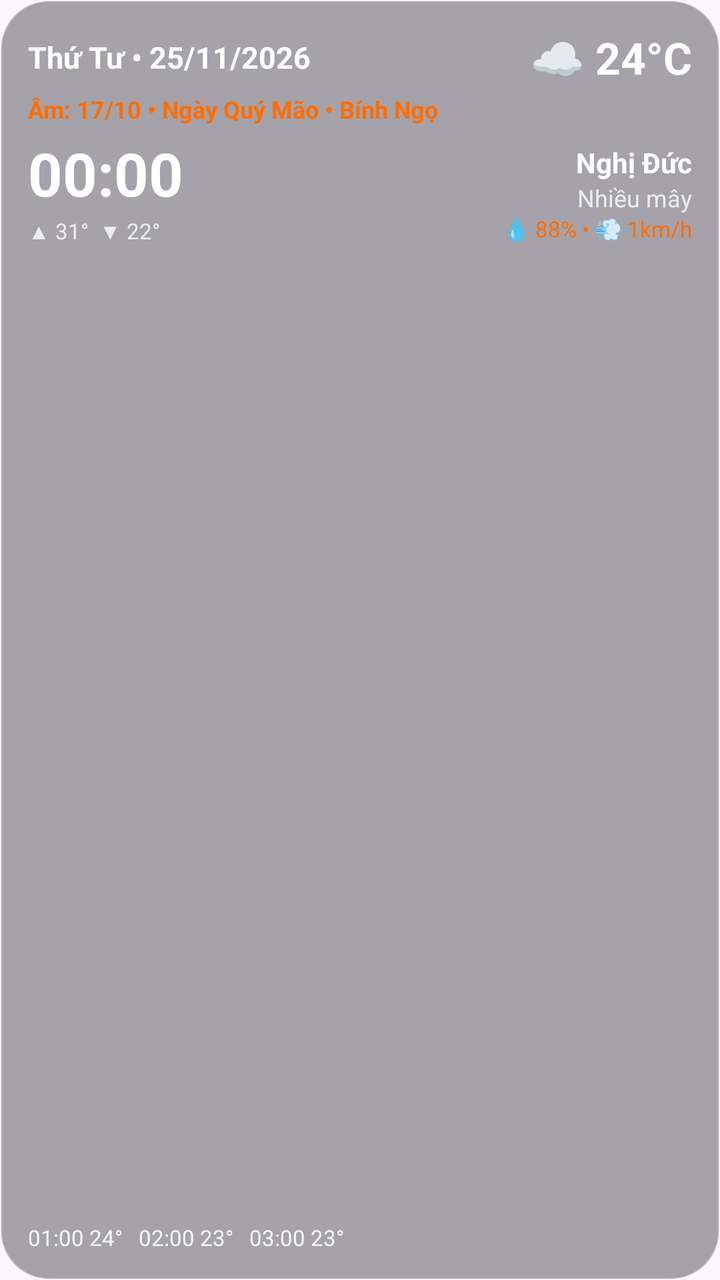
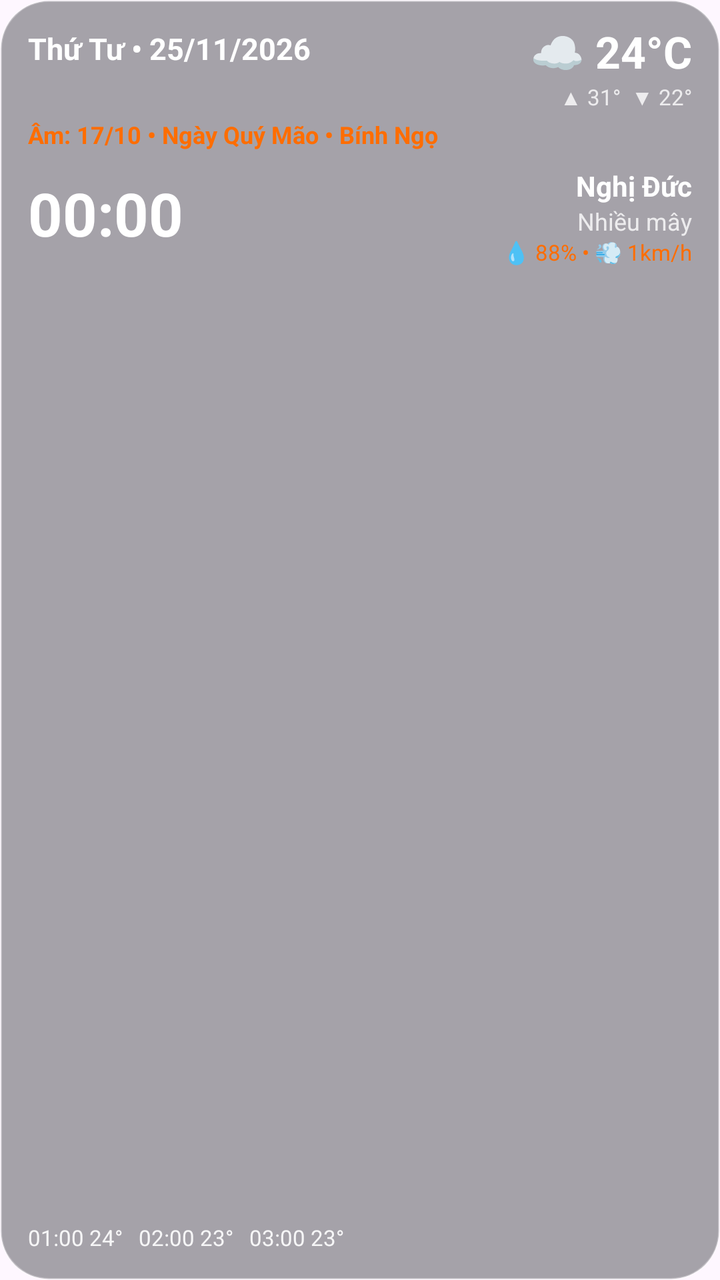

Two renders of the same Android screen: before a commit and after it. Below are the layout's source before the change and the commit's diff.
<!-- AndroidManifest.xml: application theme Theme.Material3.DayNight.NoActionBar -->
<!-- res/layout/widget_4x2.xml -->
<?xml version="1.0" encoding="utf-8"?>
<RelativeLayout xmlns:android="http://schemas.android.com/apk/res/android"
    android:id="@+id/widget_root"
    android:layout_width="match_parent"
    android:layout_height="match_parent"
    android:background="@drawable/bg_widget_glass_dark"
    android:padding="14dp">

    <ImageView
        android:id="@+id/iv_weather_effect"
        android:layout_width="match_parent"
        android:layout_height="match_parent"
        android:contentDescription="@null"
        android:scaleType="centerCrop" />

    <LinearLayout
        android:id="@+id/layout_top_header"
        android:layout_width="match_parent"
        android:layout_height="wrap_content"
        android:layout_alignParentTop="true"
        android:gravity="center_vertical"
        android:orientation="horizontal">

        <TextView
            android:id="@+id/tv_solar_date"
            android:layout_width="0dp"
            android:layout_height="wrap_content"
            android:layout_weight="1"
            android:layout_marginEnd="8dp"
            android:fontFamily="sans-serif"
            android:maxLines="1"
            android:text="Thứ Tư • 25/11/2026"
            android:textColor="#FFFFFF"
            android:textSize="15sp"
            android:textStyle="bold" />

        <TextView
            android:id="@+id/tv_temp"
            android:layout_width="wrap_content"
            android:layout_height="wrap_content"
            android:fontFamily="sans-serif"
            android:maxLines="1"
            android:text="☁ 24°C"
            android:textColor="#FFFFFF"
            android:textSize="22sp"
            android:textStyle="bold" />
    </LinearLayout>

    <TextView
        android:id="@+id/tv_update_time"
        android:layout_width="wrap_content"
        android:layout_height="wrap_content"
        android:visibility="gone" />

    <TextView
        android:id="@+id/tv_lunar_date"
        android:layout_width="match_parent"
        android:layout_height="wrap_content"
        android:layout_below="@id/layout_top_header"
        android:layout_alignParentStart="true"
        android:layout_alignParentEnd="true"
        android:layout_marginTop="3dp"
        android:fontFamily="sans-serif"
        android:maxLines="1"
        android:text="Âm: 17/10 • Ngày Quý Mão • Bính Ngọ"
        android:textColor="#FF6D00"
        android:textSize="12sp"
        android:textStyle="bold" />

    <LinearLayout
        android:id="@+id/layout_middle"
        android:layout_width="match_parent"
        android:layout_height="wrap_content"
        android:layout_below="@id/tv_lunar_date"
        android:layout_marginTop="8dp"
        android:gravity="center_vertical"
        android:orientation="horizontal">

        <LinearLayout
            android:layout_width="0dp"
            android:layout_height="wrap_content"
            android:layout_marginEnd="10dp"
            android:layout_weight="1"
            android:orientation="vertical">

            <TextClock
                android:id="@+id/tc_clock"
                android:layout_width="wrap_content"
                android:layout_height="wrap_content"
                android:fontFamily="sans-serif"
                android:format12Hour="HH:mm"
                android:format24Hour="HH:mm"
                android:includeFontPadding="false"
                android:maxLines="1"
                android:padding="0dp"
                android:textColor="#FFFFFF"
                android:textSize="30sp"
                android:textStyle="bold" />

            <TextView
                android:id="@+id/tv_min_max"
                android:layout_width="wrap_content"
                android:layout_height="wrap_content"
                android:layout_marginTop="2dp"
                android:fontFamily="sans-serif"
                android:maxLines="1"
                android:text="▲ 31°  ▼ 22°"
                android:textColor="#CCFFFFFF"
                android:textSize="11sp" />
        </LinearLayout>

        <LinearLayout
            android:layout_width="wrap_content"
            android:layout_height="wrap_content"
            android:gravity="end"
            android:orientation="vertical">

            <TextView
                android:id="@+id/tv_location"
                android:layout_width="wrap_content"
                android:layout_height="wrap_content"
                android:fontFamily="sans-serif"
                android:maxLines="1"
                android:text="Nghị Đức"
                android:textColor="#FFFFFF"
                android:textSize="14sp"
                android:textStyle="bold" />

            <TextView
                android:id="@+id/tv_condition"
                android:layout_width="wrap_content"
                android:layout_height="wrap_content"
                android:fontFamily="sans-serif"
                android:maxLines="1"
                android:text="Nhiều mây"
                android:textColor="#CCFFFFFF"
                android:textSize="12sp" />

            <TextView
                android:id="@+id/tv_humidity_wind"
                android:layout_width="wrap_content"
                android:layout_height="wrap_content"
                android:fontFamily="sans-serif"
                android:maxLines="1"
                android:text="💧 88% • 💨 1km/h"
                android:textColor="#FF6D00"
                android:textSize="11sp" />
        </LinearLayout>
    </LinearLayout>

    <TextView
        android:id="@+id/tv_holiday_banner"
        android:layout_width="match_parent"
        android:layout_height="wrap_content"
        android:layout_below="@id/layout_middle"
        android:layout_above="@id/tv_hourly"
        android:layout_marginTop="4dp"
        android:layout_marginBottom="4dp"
        android:ellipsize="end"
        android:fontFamily="sans-serif"
        android:gravity="center_vertical"
        android:maxLines="1"
        android:text=""
        android:textColor="#FFFFFF"
        android:textSize="12.5sp"
        android:textStyle="bold"
        android:visibility="gone" />

    <TextView
        android:id="@+id/tv_hourly"
        android:layout_width="wrap_content"
        android:layout_height="wrap_content"
        android:layout_alignParentBottom="true"
        android:fontFamily="sans-serif"
        android:maxLines="1"
        android:text="01:00 24°   02:00 23°   03:00 23°"
        android:textColor="#E6FFFFFF"
        android:textSize="11sp" />

    <TextView
        android:id="@+id/tv_signature"
        android:layout_width="wrap_content"
        android:layout_height="wrap_content"
        android:layout_alignParentEnd="true"
        android:layout_alignParentBottom="true"
        android:alpha="0.9"
        android:fontFamily="sans-serif"
        android:maxLines="1"
        android:text=""
        android:textColor="#FFFFFF"
        android:textSize="11sp"
        android:textStyle="italic" />
</RelativeLayout>
<!-- resources referenced by this layout -->
<resources>
  <!-- drawable bg_widget_glass_dark (drawable) -->
  <?xml version="1.0" encoding="utf-8"?>
  <shape xmlns:android="http://schemas.android.com/apk/res/android">
      <solid android:color="#661E2229" />
      <corners android:radius="24dp" />
      <stroke
          android:width="1dp"
          android:color="#4DFFFFFF" />
  </shape>
</resources>

<!-- the commit's change to res/layout/widget_4x2.xml (unified diff, before → after) -->
@@ -18,15 +18,15 @@
         android:layout_width="match_parent"
         android:layout_height="wrap_content"
         android:layout_alignParentTop="true"
-        android:gravity="center_vertical"
+        android:gravity="top"
         android:orientation="horizontal">
 
         <TextView
             android:id="@+id/tv_solar_date"
             android:layout_width="0dp"
             android:layout_height="wrap_content"
+            android:layout_marginEnd="8dp"
             android:layout_weight="1"
-            android:layout_marginEnd="8dp"
             android:fontFamily="sans-serif"
             android:maxLines="1"
             android:text="Thứ Tư • 25/11/2026"
@@ -34,16 +34,35 @@
             android:textSize="15sp"
             android:textStyle="bold" />
 
-        <TextView
-            android:id="@+id/tv_temp"
+        <LinearLayout
             android:layout_width="wrap_content"
             android:layout_height="wrap_content"
-            android:fontFamily="sans-serif"
-            android:maxLines="1"
-            android:text="☁ 24°C"
-            android:textColor="#FFFFFF"
-            android:textSize="22sp"
-            android:textStyle="bold" />
+            android:gravity="end"
+            android:orientation="vertical">
+
+            <TextView
+                android:id="@+id/tv_temp"
+                android:layout_width="wrap_content"
+                android:layout_height="wrap_content"
+                android:fontFamily="sans-serif"
+                android:includeFontPadding="false"
+                android:maxLines="1"
+                android:text="☁ 24°C"
+                android:textColor="#FFFFFF"
+                android:textSize="22sp"
+                android:textStyle="bold" />
+
+            <TextView
+                android:id="@+id/tv_min_max"
+                android:layout_width="wrap_content"
+                android:layout_height="wrap_content"
+                android:layout_marginTop="1dp"
+                android:fontFamily="sans-serif"
+                android:maxLines="1"
+                android:text="▲ 31°  ▼ 22°"
+                android:textColor="#CCFFFFFF"
+                android:textSize="11sp" />
+        </LinearLayout>
     </LinearLayout>
 
     <TextView
@@ -76,38 +95,21 @@
         android:gravity="center_vertical"
         android:orientation="horizontal">
 
-        <LinearLayout
+        <TextClock
+            android:id="@+id/tc_clock"
             android:layout_width="0dp"
             android:layout_height="wrap_content"
             android:layout_marginEnd="10dp"
             android:layout_weight="1"
-            android:orientation="vertical">
-
-            <TextClock
-                android:id="@+id/tc_clock"
-                android:layout_width="wrap_content"
-                android:layout_height="wrap_content"
-                android:fontFamily="sans-serif"
-                android:format12Hour="HH:mm"
-                android:format24Hour="HH:mm"
-                android:includeFontPadding="false"
-                android:maxLines="1"
-                android:padding="0dp"
-                android:textColor="#FFFFFF"
-                android:textSize="30sp"
-                android:textStyle="bold" />
-
-            <TextView
-                android:id="@+id/tv_min_max"
-                android:layout_width="wrap_content"
-                android:layout_height="wrap_content"
-                android:layout_marginTop="2dp"
-                android:fontFamily="sans-serif"
-                android:maxLines="1"
-                android:text="▲ 31°  ▼ 22°"
-                android:textColor="#CCFFFFFF"
-                android:textSize="11sp" />
-        </LinearLayout>
+            android:fontFamily="sans-serif"
+            android:format12Hour="HH:mm"
+            android:format24Hour="HH:mm"
+            android:includeFontPadding="false"
+            android:maxLines="1"
+            android:padding="0dp"
+            android:textColor="#FFFFFF"
+            android:textSize="30sp"
+            android:textStyle="bold" />
 
         <LinearLayout
             android:layout_width="wrap_content"
@@ -152,8 +154,8 @@
         android:id="@+id/tv_holiday_banner"
         android:layout_width="match_parent"
         android:layout_height="wrap_content"
+        android:layout_above="@id/tv_hourly"
         android:layout_below="@id/layout_middle"
-        android:layout_above="@id/tv_hourly"
         android:layout_marginTop="4dp"
         android:layout_marginBottom="4dp"
         android:ellipsize="end"
